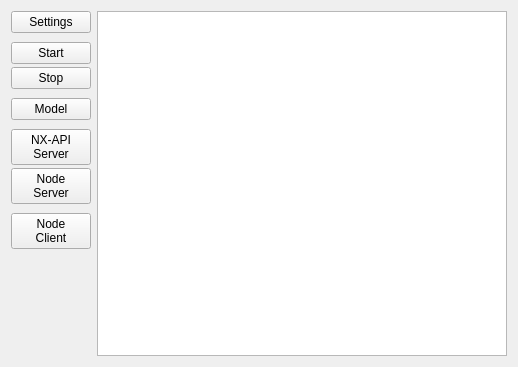
Before: the Qt Designer form src/VMTD/VMTD/VMTDControllerForm.ui in ekushko/qt-vxlan-mtd-old, drawn with Qt 5.
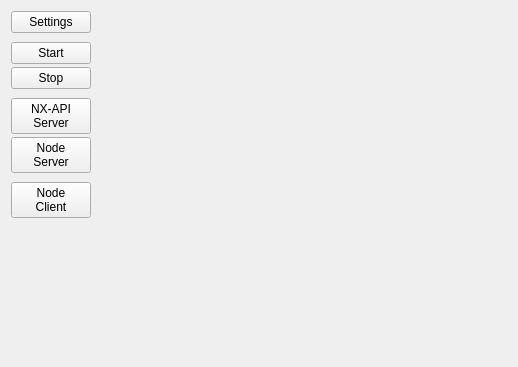
After: the same form once the commit is applied.

The edit to the form file:
```diff
--- a/src/VMTD/VMTD/VMTDControllerForm.ui
+++ b/src/VMTD/VMTD/VMTDControllerForm.ui
@@ -72,29 +72,6 @@
        </property>
       </spacer>
      </item>
-     <item>
-      <widget class="QPushButton" name="pbModel">
-       <property name="text">
-        <string>Model</string>
-       </property>
-      </widget>
-     </item>
-     <item>
-      <spacer name="_6">
-       <property name="orientation">
-        <enum>Qt::Vertical</enum>
-       </property>
-       <property name="sizeType">
-        <enum>QSizePolicy::Fixed</enum>
-       </property>
-       <property name="sizeHint" stdset="0">
-        <size>
-         <width>20</width>
-         <height>6</height>
-        </size>
-       </property>
-      </spacer>
-     </item>
      <item>
       <widget class="QPushButton" name="pbNxApiServer">
        <property name="text">
@@ -151,11 +128,31 @@
     </layout>
    </item>
    <item>
-    <layout class="QVBoxLayout" name="_3">
-     <item>
-      <widget class="QPlainTextEdit" name="pteLogs"/>
-     </item>
-    </layout>
+    <widget class="QWidget" name="wMain" native="true">
+     <property name="sizePolicy">
+      <sizepolicy hsizetype="Preferred" vsizetype="Preferred">
+       <horstretch>1</horstretch>
+       <verstretch>1</verstretch>
+      </sizepolicy>
+     </property>
+     <layout class="QVBoxLayout" name="_3">
+      <property name="spacing">
+       <number>0</number>
+      </property>
+      <property name="leftMargin">
+       <number>0</number>
+      </property>
+      <property name="topMargin">
+       <number>0</number>
+      </property>
+      <property name="rightMargin">
+       <number>0</number>
+      </property>
+      <property name="bottomMargin">
+       <number>0</number>
+      </property>
+     </layout>
+    </widget>
    </item>
   </layout>
  </widget>
```
